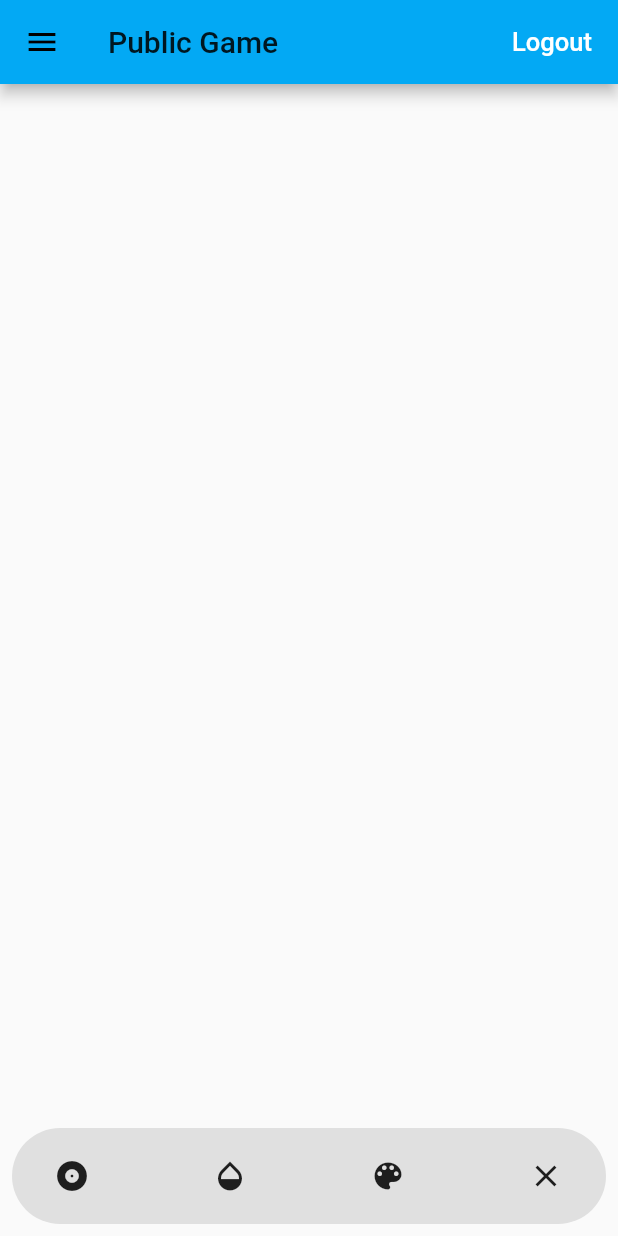
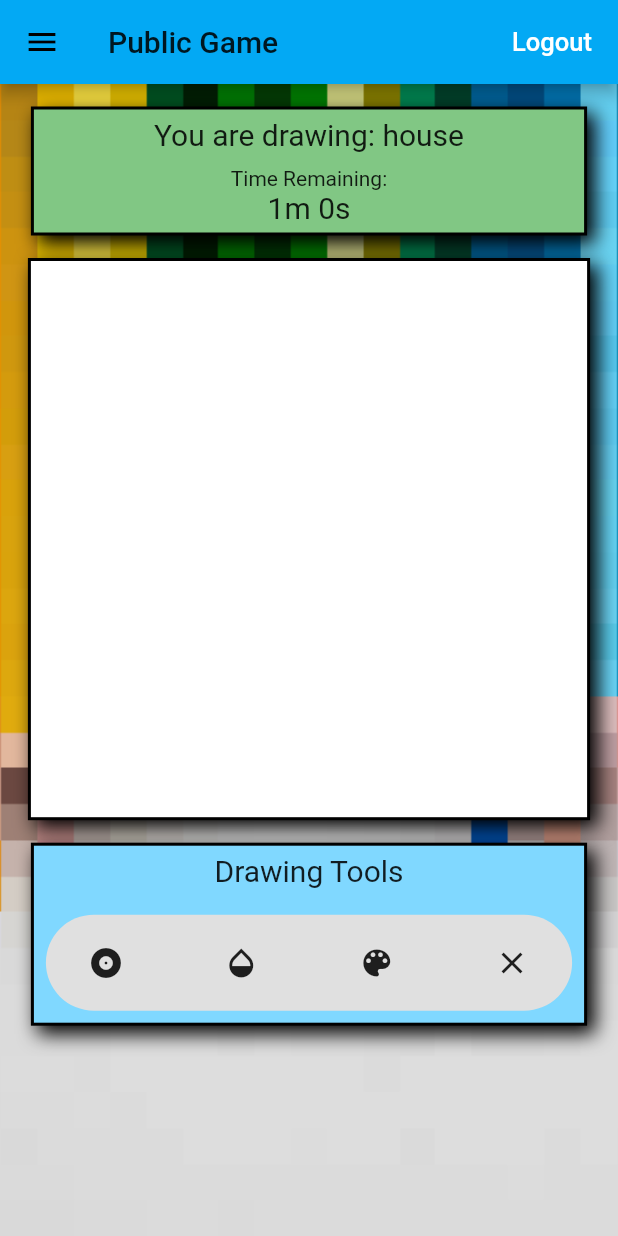
Before and after one commit to Dragongoat/Doodlr, a Flutter app: the Home screen opened directly, after a tap on "Enter public game", on a phone screen of 412 x 824 dp. Run offline on Flutter 3.47's test engine with Material 2 defaults, Android fonts, the phone set to English and light mode, and no system bars; our stand-ins replace cloud_firestore, email_validator, firebase_auth, flutter_colorpicker; accounts and stored records are empty.

Commit message:
Started to stylize the drawing page to match website

```diff
--- a/doodlr/lib/pages/draw_widget.dart
+++ b/doodlr/lib/pages/draw_widget.dart
@@ -27,31 +27,119 @@ class _DrawState extends State<Draw> {
   ];
   @override
   Widget build(BuildContext context) {
-    return Scaffold(
-      bottomNavigationBar: _showTools(),
-      body: _showCanvas(),
+    return _showPage();
+  }
+
+  Widget _showPage() {
+    return Container(
+        decoration: BoxDecoration(
+          image: DecorationImage(
+            image: AssetImage("assets/img_colored_pencils_pixel.png"),
+            fit: BoxFit.cover,
+          ),
+        ),
+        constraints: BoxConstraints.expand(),
+        child: Column(
+          children: [
+            _showInfoBox(),
+            _showCanvas(),
+            _showTools(),
+          ],
+        )
+    );
+  }
+
+  Widget _showInfoBox() {
+    return Padding(
+      padding: const EdgeInsets.fromLTRB(0.0, 15.0, 0.0, 0.0),
+      child: FractionallySizedBox(
+        widthFactor: 0.9,
+        child: Container(
+          decoration: BoxDecoration(
+            border: Border.all(color: Colors.black, width: 2.0),
+            color: Colors.green[300],
+            boxShadow: [
+              BoxShadow(
+                color: Colors.black,
+                blurRadius: 10.0,
+                spreadRadius: 1.0,
+                offset: Offset(
+                  5.0,
+                  5.0,
+                ),
+              )
+            ],
+          ),
+          child: Column(
+            children: <Widget>[
+              const SizedBox(height: 5),
+              Text(
+                "You are drawing: house",
+                style: TextStyle(
+                  fontSize: 20,
+                ),
+              ),
+              const SizedBox(height: 10),
+              Text("Time Remaining:"),
+              Text(
+                "1m 0s",
+                style: TextStyle(
+                  fontSize: 20,
+                ),
+              ),
+              const SizedBox(height: 5),
+            ],
+          ),
+        ),
+      ),
     );
   }
 
   Widget _showCanvas() {
-    return GestureDetector(
+    return Padding(
+      padding: const EdgeInsets.fromLTRB(0.0, 15.0, 0.0, 15.0),
+      child: Container(
+        decoration: BoxDecoration(
+          border: Border.all(color: Colors.black, width: 2.0),
+          color: Colors.white,
+          boxShadow: [
+            BoxShadow(
+              color: Colors.black,
+              blurRadius: 10.0,
+              spreadRadius: 1.0,
+              offset: Offset(
+                5.0,
+                5.0,
+              ),
+            )
+          ],
+        ),
+        child: GestureDetector(
           onPanUpdate: (details) {
             setState(() {
               RenderBox renderBox = context.findRenderObject();
+              double boxSize = MediaQuery.of(context).size.width * 0.9;
+              Offset touchPosition = details.localPosition;
+              if (touchPosition.dx < 0 || touchPosition.dy < 0 ||
+                touchPosition.dx > boxSize || touchPosition.dy > boxSize) {
+                points.add(null);
+              }
+              else {
                 points.add(DrawingPoints(
-              points: renderBox.globalToLocal(details.globalPosition),
+                    points: details.localPosition,
                     paint: Paint()
                       ..strokeCap = strokeCap
                       ..isAntiAlias = true
                       ..color = selectedColor.withOpacity(opacity)
                       ..strokeWidth = strokeWidth));
+              }
             });
           },
           onPanStart: (details) {
             setState(() {
               RenderBox renderBox = context.findRenderObject();
               points.add(DrawingPoints(
-              points: renderBox.globalToLocal(details.globalPosition),
+                  points: details.localPosition,
                   paint: Paint()
                     ..strokeCap = strokeCap
                     ..isAntiAlias = true
@@ -65,15 +153,56 @@ class _DrawState extends State<Draw> {
             });
           },
           child: CustomPaint(
-        size: Size.infinite,
+            size: Size.square(MediaQuery.of(context).size.width * 0.9),
             painter: DrawingPainter(
               pointsList: points,
+            ),
+          ),
         ),
       ),
     );
   }
 
   Widget _showTools() {
+    return Padding(
+      padding: const EdgeInsets.fromLTRB(0.0, 0.0, 0.0, 0.0),
+      child: FractionallySizedBox(
+        widthFactor: 0.9,
+        child: Container(
+          decoration: BoxDecoration(
+            border: Border.all(color: Colors.black, width: 2.0),
+            color: Colors.lightBlueAccent[100],
+            boxShadow: [
+              BoxShadow(
+                color: Colors.black,
+                blurRadius: 10.0,
+                spreadRadius: 1.0,
+                offset: Offset(
+                  5.0,
+                  5.0,
+                ),
+              )
+            ],
+          ),
+          child: Column(
+            children: <Widget>[
+              const SizedBox(height: 5),
+              Text(
+                "Drawing Tools",
+                style: TextStyle(
+                  fontSize: 20,
+                ),
+              ),
+              const SizedBox(height: 10),
+              _showOldTools(),
+            ],
+          )
+        ),
+      ),
+    );
+  }
+
+  Widget _showOldTools() {
     return Padding(
       padding: const EdgeInsets.all(8.0),
       child: Container(
--- a/doodlr/lib/pages/home_page.dart
+++ b/doodlr/lib/pages/home_page.dart
@@ -33,28 +33,20 @@ class HomeWidgetState extends State<HomeWidget> {
                 const SizedBox(
                   height: 100.0,
                 ),
-                Stack(
-                  children: <Widget>[
-                    Text(
-                      'Welcome to Doodlr!',
-                      textAlign: TextAlign.center,
-                      style: TextStyle(
-                        fontSize: 62.0,
-                        foreground: Paint()
-                          ..style = PaintingStyle.stroke
-                          ..strokeWidth = 3.0
-                          ..color = Colors.black,
-                      ),
-                    ),
                 Text(
                   'Welcome to Doodlr!',
                   textAlign: TextAlign.center,
                   style: TextStyle(
                     fontSize: 62.0,
                     color: Colors.white,
+                    shadows: <Shadow>[
+                      Shadow(
+                        offset: Offset(3.0, 3.0),
+                        blurRadius: 2.0,
+                        color: Colors.black,
+                      )
+                    ],
                   ),
-                    ),
-                  ],
                 ),
                 const SizedBox(
                   height: 150.0,
```
Lines whose indentation alone changed are shown as unchanged.
